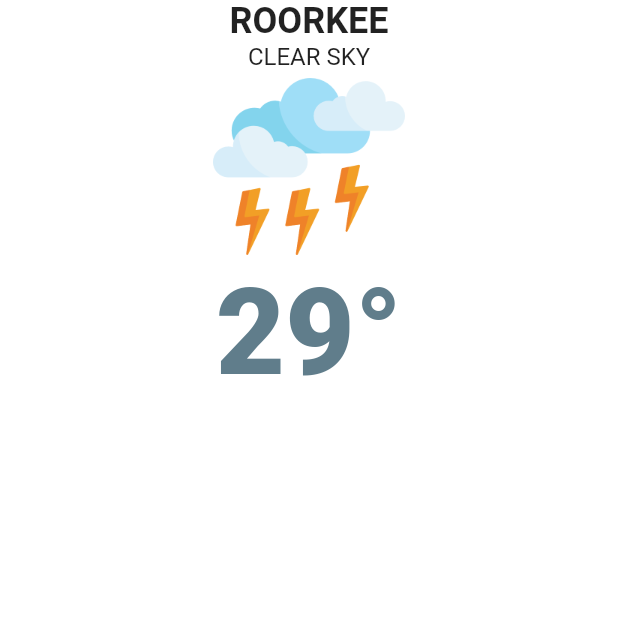
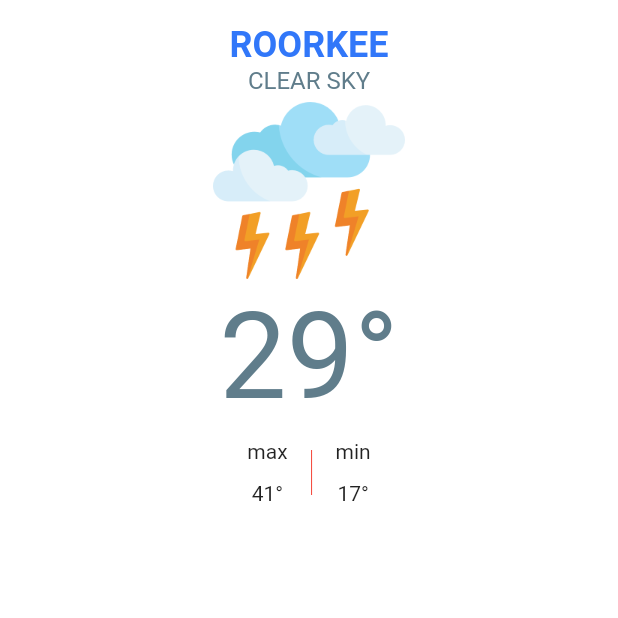
Before and after one commit to Rohit-Chandra-007/Mausam_app, a Flutter app: the screen it shows after launch, on a phone screen of 412 x 824 dp, the top half of it. Run offline on Flutter 3.47's test engine with Material 2 defaults, Android fonts, the light colour scheme and no system bars; our stand-ins replace geolocator.

Commit message:
vertical divider add

```diff
--- a/lib/screens/weather_page.dart
+++ b/lib/screens/weather_page.dart
@@ -41,15 +41,25 @@ class _WeatherPageState extends State<WeatherPage> {
     return SafeArea(
       child: Material(
         color: Colors.white,
+        child: Padding(
+          padding: const EdgeInsets.all(16.0),
           child: Column(
+            mainAxisAlignment: MainAxisAlignment.start,
+            crossAxisAlignment: CrossAxisAlignment.center,
             children: [
               Text(
                 "ROORKEE",
-              style: TextStyle(fontSize: 24, fontWeight: FontWeight.bold),
+                style: TextStyle(
+                    fontSize: 24,
+                    fontWeight: FontWeight.bold,
+                    color: Color(0xff3177F9)),
               ),
               Text(
                 "CLEAR SKY",
-              style: TextStyle(fontSize: 16, fontWeight: FontWeight.normal),
+                style: TextStyle(
+                    fontSize: 16,
+                    fontWeight: FontWeight.normal,
+                    color: Colors.blueGrey),
               ),
               Image.asset(
                 "assets/images/storm.png",
@@ -59,46 +69,34 @@ class _WeatherPageState extends State<WeatherPage> {
               Text(
                 '29°',
                 style: kTemperatureText,
+              ),
+              Row(
+                mainAxisAlignment: MainAxisAlignment.center,
+                children: [
+                  Container(
+                    height: 60,
+                    padding: EdgeInsets.all(8),
+                    child: Column(
+                      mainAxisAlignment: MainAxisAlignment.spaceBetween,
+                      children: [Text('max'), Text('41°')],
+                    ),
+                  ),
+                  Container(
+                      height: 30, child: VerticalDivider(color: Colors.red)),
+                  Container(
+                    padding: EdgeInsets.all(8),
+                    height: 60,
+                    child: Column(
+                      mainAxisAlignment: MainAxisAlignment.spaceBetween,
+                      children: [Text('min'), Text('17°')],
+                    ),
+                  ),
+                ],
               )
             ],
+          ),
         ),
       ),
     );
   }
 }
-
-class WeatherCardWidget extends StatelessWidget {
-  final String weatherInfo;
-
-  final String weatherValue;
-
-  const WeatherCardWidget(
-      {Key? key, required this.weatherInfo, required this.weatherValue})
-      : super(key: key);
-
-  @override
-  Widget build(BuildContext context) {
-    return Card(
-        elevation: 5.0,
-        color: Colors.white,
-        child: Container(
-          alignment: Alignment.center,
-          width: 80.0,
-          height: 80.0,
-          child: Column(
-            mainAxisAlignment: MainAxisAlignment.center,
-            children: [
-              Text(
-                weatherInfo,
-                style: TextStyle(color: Colors.grey[800]),
-              ),
-              Text(weatherValue,
-                  style: TextStyle(
-                      color: Color(0xff3177F9),
-                      fontWeight: FontWeight.bold,
-                      fontSize: 16)),
-            ],
-          ),
-        ));
-  }
-}
```
Also changed, not shown: lib/utils/constants.dart (+0 -7 lines). Lines whose indentation alone changed are shown as unchanged.
